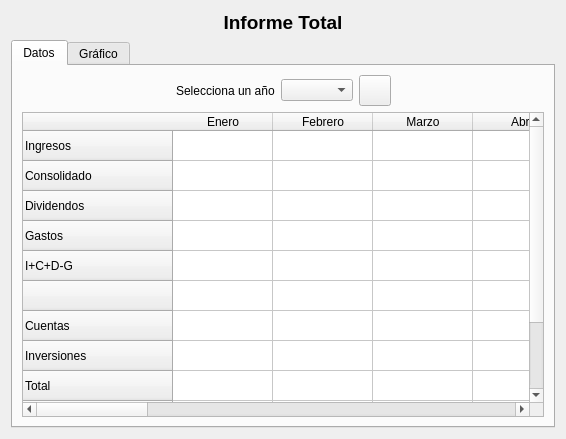
Old version of the form ui/wdgTotal.ui in the repository turulomio/xulpymoney.
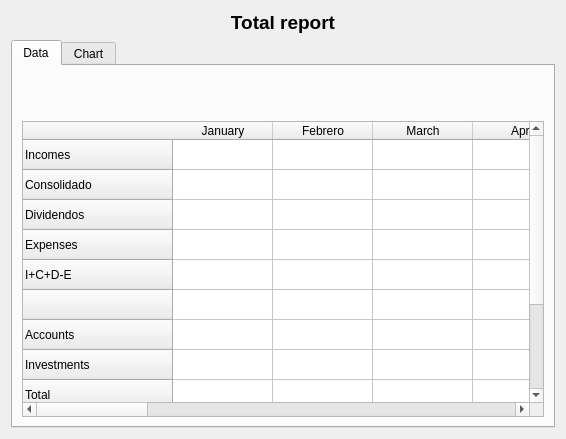
New version of the form. Icons and pictures are not drawn. Custom widgets are drawn as their Qt base class.

Commit message: Code adapted to new wdgYear class. Improved spanish translation

```diff
--- a/ui/wdgTotal.ui
+++ b/ui/wdgTotal.ui
@@ -26,7 +26,7 @@
         </font>
        </property>
        <property name="text">
-        <string>Informe Total</string>
+        <string>Total report</string>
        </property>
        <property name="alignment">
         <set>Qt::AlignCenter</set>
@@ -40,7 +40,7 @@
        </property>
        <widget class="QWidget" name="tabDatos">
         <attribute name="title">
-         <string>Datos</string>
+         <string>Data</string>
         </attribute>
         <layout class="QHBoxLayout" name="horizontalLayout_3">
          <item>
@@ -61,31 +61,7 @@
               </spacer>
              </item>
              <item>
-              <widget class="QLabel" name="label">
-               <property name="text">
-                <string>Selecciona un año</string>
-               </property>
-              </widget>
-             </item>
-             <item>
-              <widget class="QComboBox" name="cmbYears"/>
-             </item>
-             <item>
-              <widget class="QToolButton" name="cmd">
-               <property name="text">
-                <string/>
-               </property>
-               <property name="icon">
-                <iconset resource="../images/xulpymoney.qrc">
-                 <normaloff>:/xulpymoney/document-preview-archive.png</normaloff>:/xulpymoney/document-preview-archive.png</iconset>
-               </property>
-               <property name="iconSize">
-                <size>
-                 <width>24</width>
-                 <height>24</height>
-                </size>
-               </property>
-              </widget>
+              <widget class="wdgYear" name="wyData" native="true"/>
              </item>
              <item>
               <spacer name="horizontalSpacer_2">
@@ -102,6 +78,19 @@
              </item>
             </layout>
            </item>
+           <item>
+            <widget class="QLabel" name="lblPreviousYear">
+             <property name="font">
+              <font>
+               <weight>75</weight>
+               <bold>true</bold>
+              </font>
+             </property>
+             <property name="alignment">
+              <set>Qt::AlignCenter</set>
+             </property>
+            </widget>
+           </item>
            <item>
             <widget class="myQTableWidget" name="table">
              <property name="contextMenuPolicy">
@@ -121,7 +110,7 @@
              </property>
              <row>
               <property name="text">
-               <string>Ingresos</string>
+               <string>Incomes</string>
               </property>
              </row>
              <row>
@@ -136,12 +125,12 @@
              </row>
              <row>
               <property name="text">
-               <string>Gastos</string>
+               <string>Expenses</string>
               </property>
              </row>
              <row>
               <property name="text">
-               <string>I+C+D-G</string>
+               <string>I+C+D-E</string>
               </property>
              </row>
              <row>
@@ -151,12 +140,12 @@
              </row>
              <row>
               <property name="text">
-               <string>Cuentas</string>
+               <string>Accounts</string>
               </property>
              </row>
              <row>
               <property name="text">
-               <string>Inversiones</string>
+               <string>Investments</string>
               </property>
              </row>
              <row>
@@ -181,7 +170,7 @@
              </row>
              <column>
               <property name="text">
-               <string>Enero</string>
+               <string>January</string>
               </property>
              </column>
              <column>
@@ -191,27 +180,27 @@
              </column>
              <column>
               <property name="text">
-               <string>Marzo</string>
+               <string>March</string>
               </property>
              </column>
              <column>
               <property name="text">
-               <string>Abril</string>
+               <string>April</string>
               </property>
              </column>
              <column>
               <property name="text">
-               <string>Mayo</string>
+               <string>May</string>
               </property>
              </column>
              <column>
               <property name="text">
-               <string>Junio</string>
+               <string>June</string>
               </property>
              </column>
              <column>
               <property name="text">
-               <string>Julio</string>
+               <string>July</string>
               </property>
              </column>
              <column>
@@ -231,12 +220,12 @@
              </column>
              <column>
               <property name="text">
-               <string>Noviembre</string>
+               <string>November</string>
               </property>
              </column>
              <column>
               <property name="text">
-               <string>Diciembre</string>
+               <string>December</string>
               </property>
              </column>
              <column>
@@ -252,7 +241,7 @@
        </widget>
        <widget class="QWidget" name="tabGraphic">
         <attribute name="title">
-         <string>Gráfico</string>
+         <string>Chart</string>
         </attribute>
         <layout class="QVBoxLayout" name="verticalLayout_4">
          <item>
@@ -330,6 +319,12 @@
    <extends>QTableWidget</extends>
    <header location="global">myqtablewidget</header>
   </customwidget>
+  <customwidget>
+   <class>wdgYear</class>
+   <extends>QWidget</extends>
+   <header location="global">wdgYear</header>
+   <container>1</container>
+  </customwidget>
  </customwidgets>
  <resources>
   <include location="../images/xulpymoney.qrc"/>
```
Left out of the diff: 37 changed lines with no effect on the pictures. The commit also changes 22 other files.
